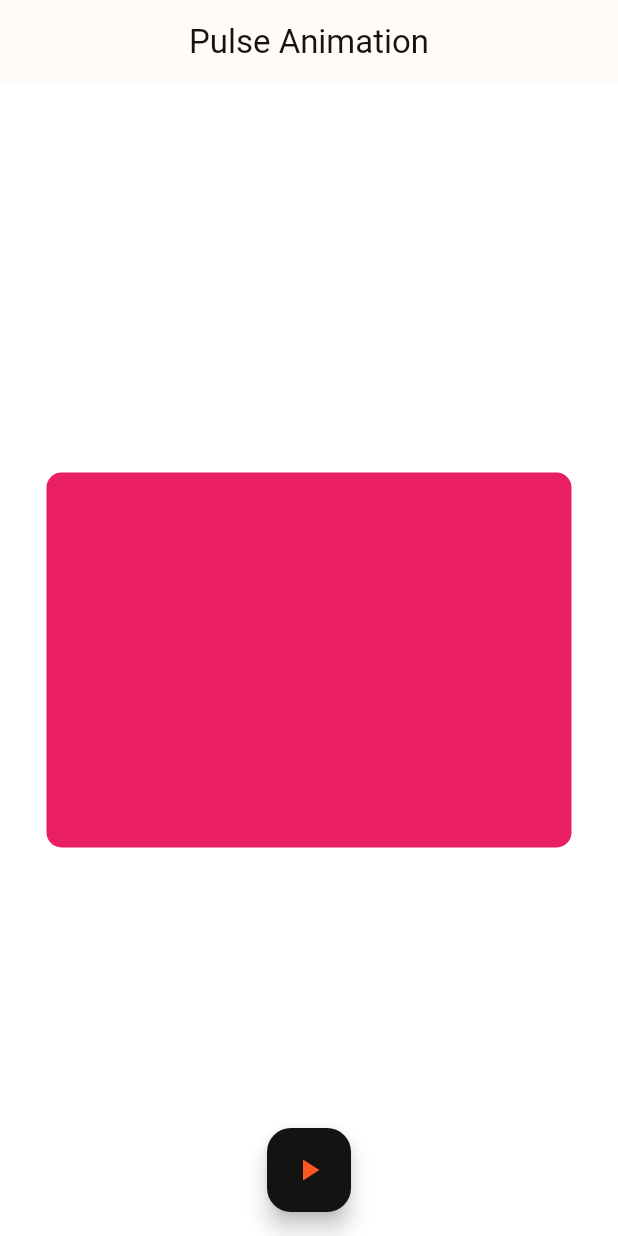
After one commit to Zafarbek708k/free_api, a Flutter app: the CustomPulseAnimation screen opened by its route, on a phone screen of 412 x 824 dp. The commit adds this screen. Run offline on Flutter 3.47's test engine with Material 3 defaults, Android fonts, the phone set to English and light mode, and no system bars; drawn by our look-alikes of keyboard_dismisser; our stand-ins replace connectivity_plus, device_preview, dio, flutter_riverpod, flutter_screenutil, flutter_secure_storage and 7 more; missing offline and left inert: a package; accounts and stored records are empty; generated files the repository leaves out were written again.

```diff
--- a/lib/src/core/routes/app_route_name.dart
+++ b/lib/src/core/routes/app_route_name.dart
@@ -12,6 +12,8 @@ final class AppRouteName {
   static const String doubleChat = "/double-chat";
   static const String homeDetail = "homeDetail";
   static const String searchDetail = "searchDetail";
+  static const String animation = "/animation";
+  static const String speechToText = "/speech-to-text";
 
 
   // static const String signIn = "/signIn";
--- a/lib/src/core/routes/app_router.dart
+++ b/lib/src/core/routes/app_router.dart
@@ -3,7 +3,9 @@ import "package:free_api/src/feature/double/view/pages/double_chat.dart";
 import "package:free_api/src/feature/home/view/pages/home.dart";
 import "package:free_api/src/feature/home/view/pages/splash_page.dart";
 import "package:flutter/material.dart";
+import "package:free_api/src/feature/speech_to_text/view/speech_to_text.dart";
 import "package:go_router/go_router.dart";
+import "../../feature/animation/view/pages/animation_page.dart";
 import "app_route_name.dart";
 
 final GlobalKey<NavigatorState> _shellNavigatorKey = GlobalKey<NavigatorState>(debugLabel: 'shell-key');
@@ -18,10 +20,20 @@ final class AppRouter {
     navigatorKey: appNavigatorKey,
     initialLocation: AppRouteName.splash,
     routes: [
+
       GoRoute(
         path: AppRouteName.splash,
         builder: (context, state) => const SplashPage(),
       ),
+      GoRoute(
+        path: AppRouteName.animation,
+        builder: (context, state) => const CustomPulseAnimation(),
+      ),
+      GoRoute(
+        path: AppRouteName.speechToText,
+        builder: (context, state) => const VoiceToTextScreen(),
+      ),
+
 
       GoRoute(
         path: AppRouteName.home,
--- /dev/null
+++ b/lib/src/feature/animation/view/pages/animation_page.dart
@@ -0,0 +1,83 @@
+import 'package:flutter/material.dart';
+
+class CustomPulseAnimation extends StatefulWidget {
+  const CustomPulseAnimation({super.key});
+
+  @override
+  State<CustomPulseAnimation> createState() => _CustomPulseAnimationState();
+}
+
+class _CustomPulseAnimationState extends State<CustomPulseAnimation> with TickerProviderStateMixin{
+
+  late AnimationController _animationController;
+  late Animation<BorderRadius> _animation;
+
+  @override
+  void initState() {
+    _animationController = AnimationController(vsync: this, duration: const Duration(milliseconds: 1000));
+    _animation = Tween<BorderRadius>(
+      begin:  BorderRadius.circular(10),
+      end: BorderRadius.circular(150),
+    ).animate(CurvedAnimation(
+      parent: _animationController,
+      curve: Curves.bounceIn,
+    ));
+
+    _animation.addStatusListener((status) {
+      if(status == AnimationStatus.completed) {
+        _animationController.repeat();
+      }
+    });
+
+
+    super.initState();
+  }
+
+  void _play(){
+    _animationController.forward();
+  }
+
+  @override
+  void dispose() {
+    _animationController.dispose();
+    super.dispose();
+  }
+
+
+
+  @override
+  Widget build(BuildContext context) {
+    return Scaffold(
+
+      // app bar
+      appBar: AppBar(
+        centerTitle: true,
+        title: const Text("Pulse Animation"),
+      ),
+
+      //body
+      body: Center(
+        child: AnimatedBuilder(
+            animation: _animation,
+            builder: (context, child) {
+              return Container(
+                decoration: BoxDecoration(
+                  color: Colors.pink,
+                  borderRadius: _animation.value,
+                ),
+                height:250,
+                width: 350,
+              );
+            }
+        ),
+      ),
+
+      // play
+      floatingActionButtonLocation: FloatingActionButtonLocation.centerFloat,
+      floatingActionButton: FloatingActionButton(
+        onPressed: _play,
+        child: const Icon(Icons.play_arrow),
+      ),
+    );
+  }
+}
--- a/pubspec.yaml
+++ b/pubspec.yaml
@@ -41,6 +41,7 @@ dependencies:
   animated_toggle_switch: ^0.8.3
   keyboard_dismisser: ^3.0.0
   image_picker: ^1.1.2
+  speech_to_text: ^7.0.0
   web_socket_channel: ^3.0.1
 
 
@@ -85,6 +86,8 @@ flutter:
     - assets/images/
     - assets/icons/
     - assets/lottie/
+    - assets/animations/
+    - assets/animations/bunny_login.riv
 
   # An image asset can refer to one or more resolution-specific "variants", see
   # https://flutter.dev/assets-and-images/#resolution-aware
```
Also changed, not shown: lib/src/feature/home/view/pages/splash_page.dart (+10 -9 lines), lib/src/feature/speech_to_text/view/speech_to_text.dart (added, +251 -0 lines), lib/src/feature/animation/vm/animation_vm.dart (added), pubspec.lock, 5 other files.
